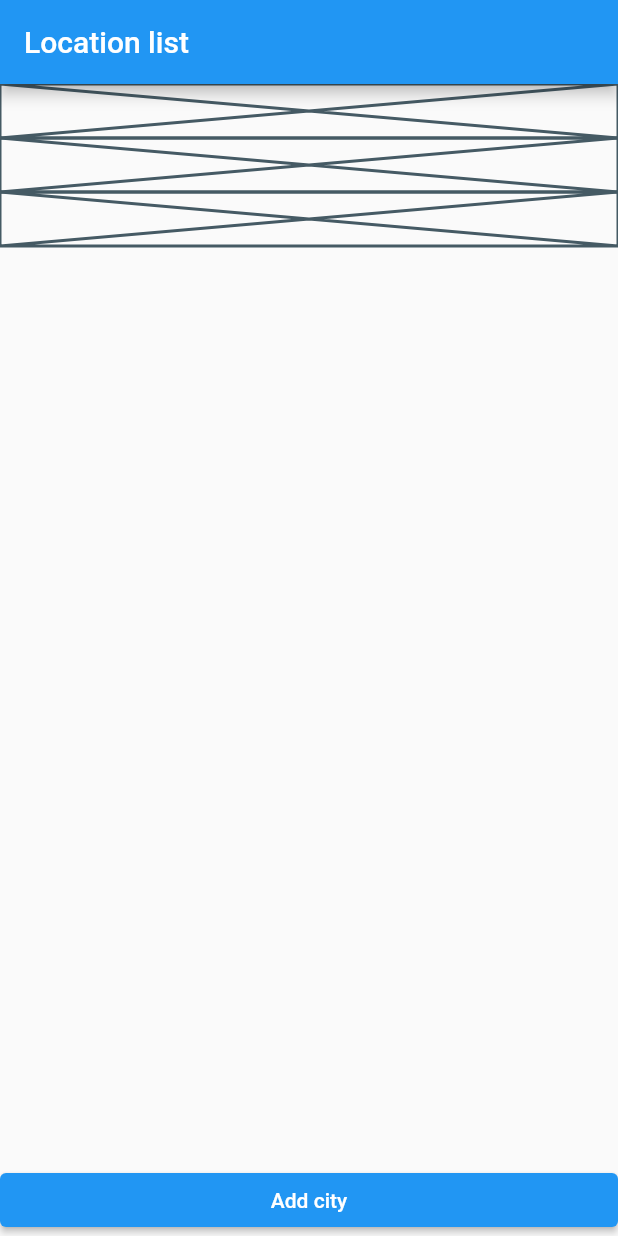
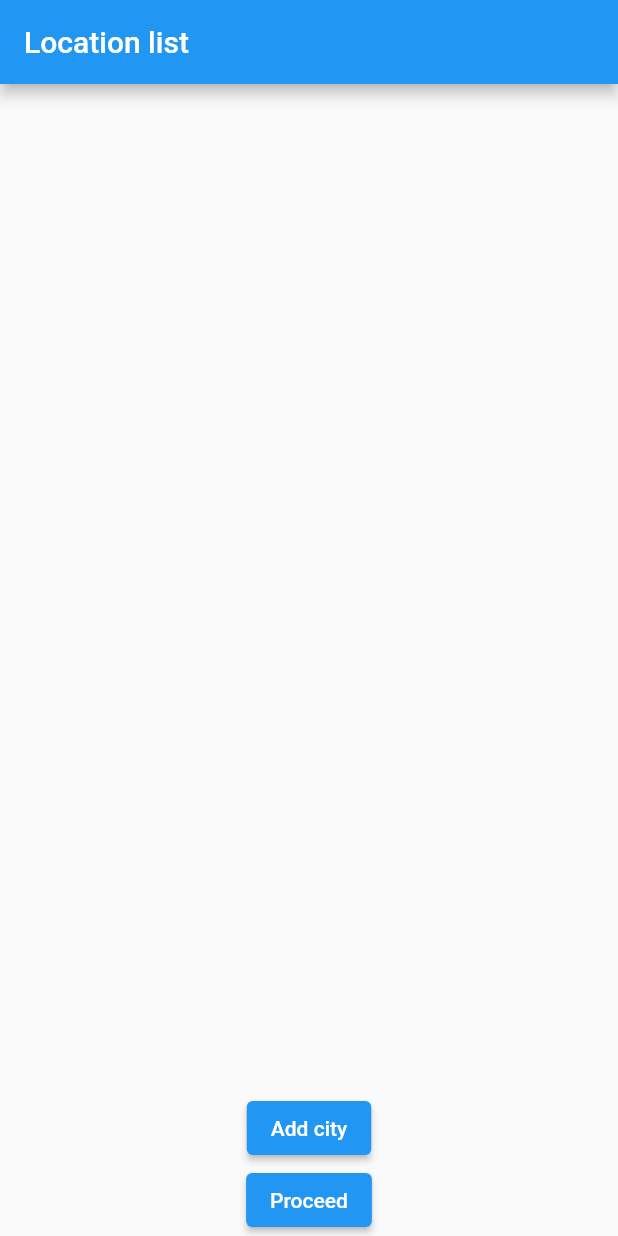
Before and after one commit to SaurabhS120/weather, a Flutter app: the screen it shows after launch, on a phone screen of 412 x 824 dp. Run offline on Flutter 3.47's test engine with Material 2 defaults, Android fonts, the light colour scheme and no system bars; our stand-ins replace dio, geocoding, geolocator, get; missing offline and left inert: country_state_city_picker; generated files the repository leaves out were written again.

Commit message:
Location list to home on proceed

```diff
--- /dev/null
+++ b/lib/domain/entity/city_entity.dart
@@ -0,0 +1,8 @@
+import 'package:weather/domain/entity/location_entity.dart';
+
+class CityEntity {
+  String city_name;
+  LocationEntity locationEntity;
+
+  CityEntity(this.city_name, this.locationEntity);
+}
--- a/lib/domain/repo/weather_data_repo.dart
+++ b/lib/domain/repo/weather_data_repo.dart
@@ -1,6 +1,6 @@
-import 'package:weather/domain/entity/location_entity.dart';
+import 'package:weather/domain/entity/city_entity.dart';
 import 'package:weather/domain/entity/weather_entity.dart';
 
 abstract class WeatherDataRepo {
-  Future<WeatherEntity> getWeatherData(LocationEntity locationEntity);
+  Future<WeatherEntity> getWeatherData(CityEntity cityEntity);
 }
--- a/lib/domain/usecase/weather_data_usecase.dart
+++ b/lib/domain/usecase/weather_data_usecase.dart
@@ -1,4 +1,4 @@
-import 'package:weather/domain/entity/location_entity.dart';
+import 'package:weather/domain/entity/city_entity.dart';
 import 'package:weather/domain/entity/weather_entity.dart';
 import 'package:weather/domain/repo/weather_data_repo.dart';
 
@@ -7,7 +7,7 @@ class WeatherDataUsecase {
 
   WeatherDataUsecase(this.weatherDataRepo);
 
-  Future<WeatherEntity> getWeatherDetails(LocationEntity locationEntity) async {
-    return weatherDataRepo.getWeatherData(locationEntity);
+  Future<WeatherEntity> getWeatherDetails(CityEntity cityEntity) async {
+    return weatherDataRepo.getWeatherData(cityEntity);
   }
 }
--- a/lib/main.dart
+++ b/lib/main.dart
@@ -1,6 +1,7 @@
 import 'package:flutter/material.dart';
 import 'package:get/get.dart';
 import 'package:weather/presentation/controller/geolocation_controller.dart';
+import 'package:weather/presentation/controller/location_list_controller.dart';
 import 'package:weather/presentation/controller/weather_controller.dart';
 
 import 'presentation/location_list_screen.dart';
@@ -10,6 +11,7 @@ import 'presentation/main_screen.dart';
 void main() {
   Get.put(GeoLocationController());
   Get.put(WeatherController());
+  Get.put(LocationListController());
 
   runApp(GetMaterialApp(
     home: LocationListScreen(),
--- /dev/null
+++ b/lib/presentation/controller/location_list_controller.dart
@@ -0,0 +1,12 @@
+import 'package:get/get.dart';
+import 'package:weather/domain/entity/city_entity.dart';
+
+class LocationListController extends GetxController {
+  final RxList<CityEntity> _city_list = RxList<CityEntity>();
+
+  void add_city(CityEntity cityEntity) {
+    _city_list.add(cityEntity);
+  }
+
+  RxList<CityEntity> getCityList() => _city_list;
+}
--- a/lib/presentation/location_list_screen.dart
+++ b/lib/presentation/location_list_screen.dart
@@ -1,7 +1,15 @@
 import 'package:flutter/material.dart';
 import 'package:get/get.dart';
+import 'package:weather/presentation/controller/geolocation_controller.dart';
+import 'package:weather/presentation/controller/location_list_controller.dart';
+import 'package:weather/presentation/controller/weather_controller.dart';
 
 class LocationListScreen extends StatelessWidget {
+  final location_list_controller = Get.find<LocationListController>();
+  final GeoLocationController locationController =
+      Get.find<GeoLocationController>();
+  final WeatherController weatherController = Get.find<WeatherController>();
+
   @override
   Widget build(BuildContext context) {
     return SafeArea(
@@ -13,20 +21,42 @@ class LocationListScreen extends StatelessWidget {
         mainAxisAlignment: MainAxisAlignment.spaceBetween,
         crossAxisAlignment: CrossAxisAlignment.stretch,
         children: [
-          ListView.builder(
+          Obx(
+            () => ListView.builder(
               shrinkWrap: true,
-            itemCount: 3,
+              itemCount: location_list_controller.getCityList().length,
               itemBuilder: (context, index) {
-              return Placeholder(
-                fallbackHeight: 36,
+                return ListTile(
+                  title: Text(
+                      location_list_controller.getCityList()[index].city_name),
                 );
               },
             ),
+          ),
+          Column(
+            children: [
               ElevatedButton(
                 onPressed: () {
                   Get.toNamed('/location');
                 },
                 child: Text('Add city'),
+              ),
+              ElevatedButton(
+                onPressed: () {
+                  if (location_list_controller.getCityList().isEmpty) {
+                    Get.snackbar("No locations",
+                        'Please add atleast one location to proceed');
+                  } else {
+                    locationController
+                        .setLocation(location_list_controller.getCityList()[0]);
+                    weatherController
+                        .set(location_list_controller.getCityList()[0]);
+                    Get.offNamed('/home');
+                  }
+                },
+                child: Text('Proceed'),
+              ),
+            ],
           )
         ],
           ),
```
Also changed, not shown: lib/data/repo_impl/weather_repo_impl.dart (+5 -3 lines), lib/presentation/controller/geolocation_controller.dart (+7 -1 lines), lib/presentation/controller/weather_controller.dart (+9 -5 lines), lib/presentation/header_widget.dart (+4 -16 lines), lib/presentation/location_screen.dart (+7 -3 lines), lib/presentation/main_screen.dart (+3 -7 lines), lib/presentation/weather_details_widget.dart (+19 -39 lines). Lines whose indentation alone changed are shown as unchanged.
